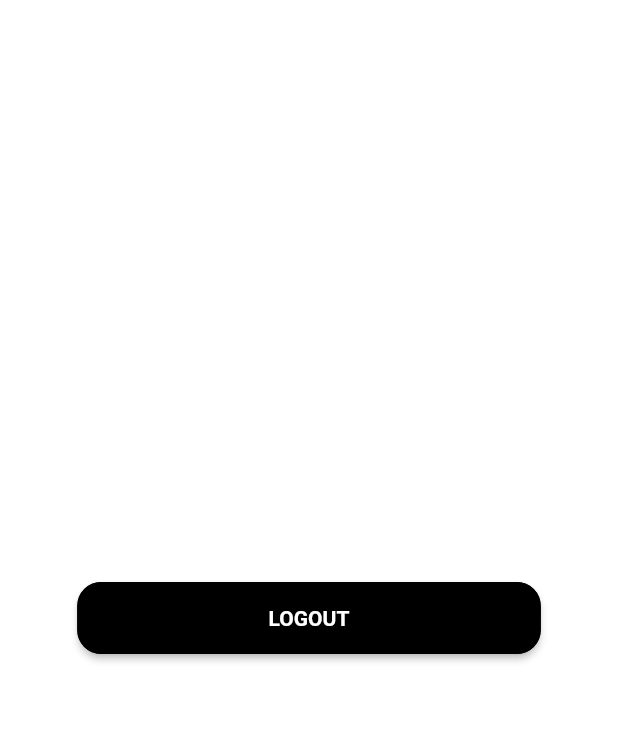
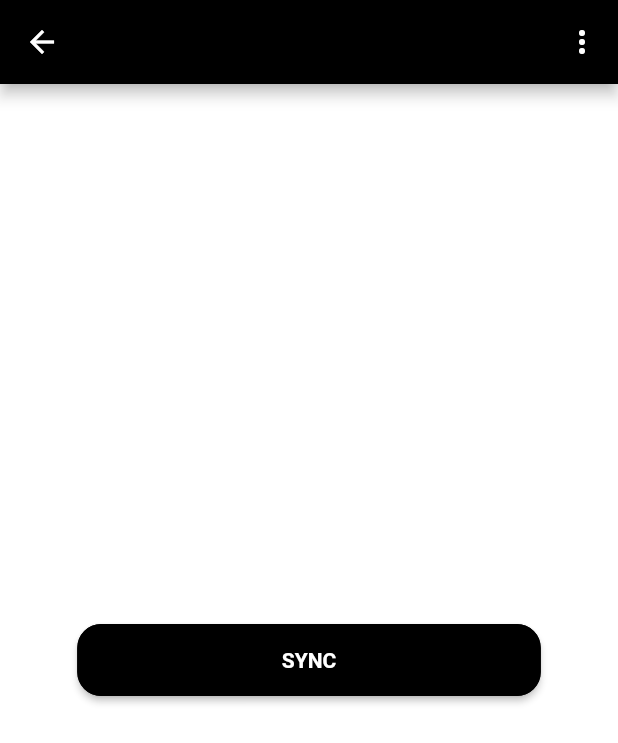
Before and after one commit to defuncart/photos_sync, a Flutter app: the HomeScreen screen opened by its route, on a phone screen of 412 x 824 dp. Shown: the top 743 px of the screen. Run offline on Flutter 3.47's test engine with Material 2 defaults, Android fonts, the phone set to English and light mode, and no system bars; our stand-ins replace cloud_firestore, file_picker, firebase_auth, firebase_storage, shared_preferences; accounts and stored records are empty.

Commit message:
Add functionality to upload multiple selected files.

```diff
--- a/assets_dev/loca/loca.csv
+++ b/assets_dev/loca/loca.csv
@@ -12,5 +12,6 @@ loginScreenTitle;Login Screen;Einloggen;Login
 loginScreenMainButtonText;Login Screen;Fortfahren;Continue
 loginScreenSecondaryButtonText;Login Screen;Hast du noch nicht ein Konto?;Don't have an account?
 homeScreenLogoutButtonText;Home Screen;Ausloggen;Logout
+homeScreenUploadingText;Home Screen;Uploading %completed$d/%total$d...;Uploading %completed$d/%total$d...
 errorPopupTitleText;Error popup;Ooops;Ooops
 errorPopupDescriptionText;Error popup;Etwas ist schief gelaufen;Something went wrong
--- a/lib/i18n.dart
+++ b/lib/i18n.dart
@@ -39,6 +39,20 @@ class I18n {
   static String get homeScreenLogoutButtonText =>
       _getText('homeScreenLogoutButtonText');
 
+  static String homeScreenUploadingText({
+    @required int completed,
+    @required int total,
+  }) {
+    String text = _getText('homeScreenUploadingText');
+    if (completed != null) {
+      text = text.replaceAll("%completed\$d", completed.toString());
+    }
+    if (total != null) {
+      text = text.replaceAll("%total\$d", total.toString());
+    }
+    return text;
+  }
+
   static String get errorPopupTitleText => _getText('errorPopupTitleText');
 
   static String get errorPopupDescriptionText =>
@@ -61,6 +75,7 @@ class I18n {
     'loginScreenMainButtonText': 'Fortfahren',
     'loginScreenSecondaryButtonText': 'Hast du noch nicht ein Konto?',
     'homeScreenLogoutButtonText': 'Ausloggen',
+    'homeScreenUploadingText': 'Uploading %completed\$d/%total\$d...',
     'errorPopupTitleText': 'Ooops',
     'errorPopupDescriptionText': 'Etwas ist schief gelaufen',
   };
@@ -80,6 +95,7 @@ class I18n {
     'loginScreenMainButtonText': 'Continue',
     'loginScreenSecondaryButtonText': 'Don\'t have an account?',
     'homeScreenLogoutButtonText': 'Logout',
+    'homeScreenUploadingText': 'Uploading %completed\$d/%total\$d...',
     'errorPopupTitleText': 'Ooops',
     'errorPopupDescriptionText': 'Something went wrong',
   };
--- a/lib/widgets/home_screen/home_screen.dart
+++ b/lib/widgets/home_screen/home_screen.dart
@@ -1,4 +1,8 @@
+import 'dart:io';
+
+import 'package:file_picker/file_picker.dart';
 import 'package:flutter/material.dart';
+import 'package:path/path.dart';
 import 'package:photos_sync/configs/route_names.dart';
 import 'package:photos_sync/i18n.dart';
 import 'package:photos_sync/modules/backend/backend.dart';
@@ -6,26 +10,111 @@ import 'package:photos_sync/modules/user_preferences/user_preferences.dart';
 import 'package:photos_sync/widgets/common/custom_button.dart';
 import 'package:provider/provider.dart';
 
-import '../../modules/backend/backend.dart';
-
 class HomeScreen extends StatelessWidget {
   const HomeScreen({Key key}) : super(key: key);
 
   @override
   Widget build(BuildContext context) {
     return Scaffold(
-      body: SafeArea(
-        child: Center(
-          child: CustomButton(
-            buttonText: I18n.homeScreenLogoutButtonText,
-            onPressed: () async {
+      appBar: AppBar(
+        actions: [
+          PopupMenuButton<int>(
+            icon: Icon(Icons.more_vert),
+            onSelected: (_) async {
               await context.read<IAuthService>().logout();
               await UserPreferences.setUsername('');
               Navigator.of(context).pushReplacementNamed(RouteNames.welcomeScreen);
             },
+            itemBuilder: (_) => [
+              PopupMenuItem(
+                value: 0,
+                child: Text(I18n.homeScreenLogoutButtonText),
+              )
+            ],
           ),
-        ),
+        ],
+      ),
+      body: _HomePageContent(),
+    );
+  }
+}
+
+class _HomePageContent extends StatefulWidget {
+  const _HomePageContent({
+    Key key,
+  }) : super(key: key);
+
+  @override
+  __HomePageContentState createState() => __HomePageContentState();
+}
+
+class __HomePageContentState extends State<_HomePageContent> {
+  bool _isUploading = false;
+  int _photosUploaded;
+  int _photosToUpload;
+
+  @override
+  Widget build(BuildContext context) {
+    return SafeArea(
+      child: Center(
+        child: _isUploading
+            ? Text(I18n.homeScreenUploadingText(completed: _photosUploaded, total: _photosToUpload))
+            : CustomButton(
+                buttonText: 'Sync',
+                onPressed: () async {
+                  final files = await FilePicker.getMultiFile(
+                    type: FileType.custom,
+                    allowedExtensions: ['jpg', 'jpeg', 'png'],
+                  );
+
+                  if (files != null && files.isNotEmpty) {
+                    final photosToUpload = <_PhotoToUpload>[];
+                    for (final file in files) {
+                      final photo = SyncedPhoto(
+                        user: UserPreferences.getUsername(),
+                        folder: dirname(file.path).split('/').last,
+                        filename: basename(file.path),
+                        absoluteFilepath: file.path,
+                      );
+                      photosToUpload.add(_PhotoToUpload(file: file, photo: photo));
+                    }
+
+                    await _uploadPhotos(photosToUpload, context);
+                  }
+                },
+              ),
       ),
     );
   }
+
+  Future<void> _uploadPhotos(List<_PhotoToUpload> photosToUpload, BuildContext context) async {
+    setState(() {
+      _isUploading = true;
+      _photosUploaded = 0;
+      _photosToUpload = photosToUpload.length;
+    });
+
+    for (final photoToUpload in photosToUpload) {
+      await context.read<ISyncService>().uploadFile(photoToUpload.file, photo: photoToUpload.photo);
+
+      setState(() {
+        _photosUploaded++;
+      });
+    }
+
+    setState(() {
+      _isUploading = false;
+    });
+  }
 }
+
+class _PhotoToUpload {
+  final File file;
+  final SyncedPhoto photo;
+
+  const _PhotoToUpload({
+    @required this.file,
+    @required this.photo,
+  })  : assert(file != null),
+        assert(photo != null);
+}
--- a/lib/widgets/my_app.dart
+++ b/lib/widgets/my_app.dart
@@ -37,6 +37,7 @@ class MyApp extends StatelessWidget {
         ],
         supportedLocales: I18nDelegate.supportedLocals,
         theme: ThemeData.light().copyWith(
+          primaryColor: Colors.black,
           accentColor: Colors.pink[700],
           scaffoldBackgroundColor: Colors.white,
         ),
```
